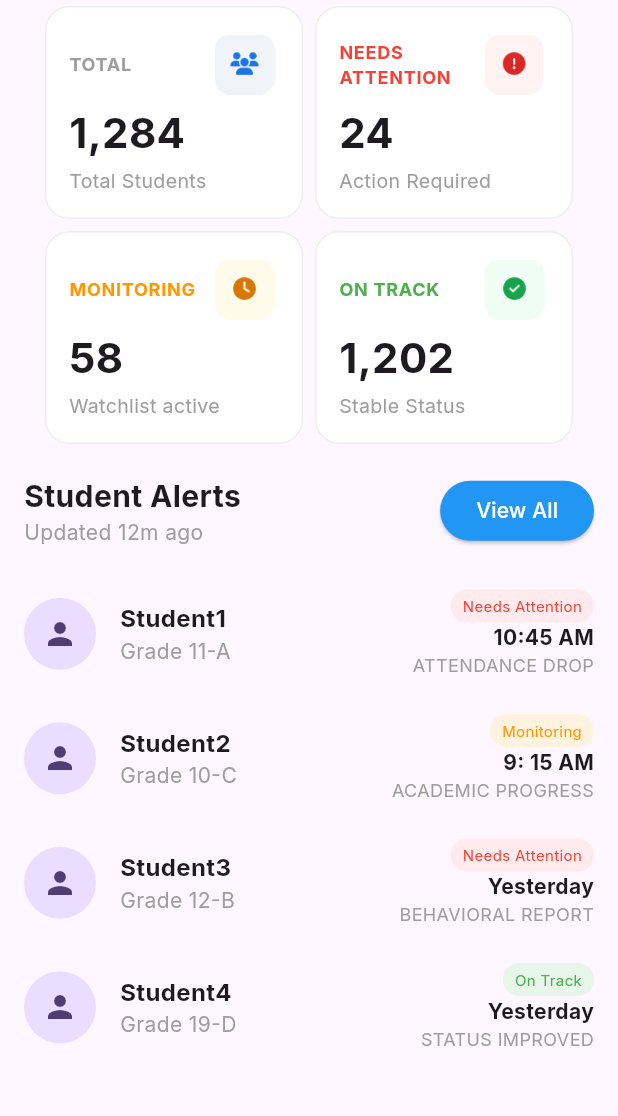
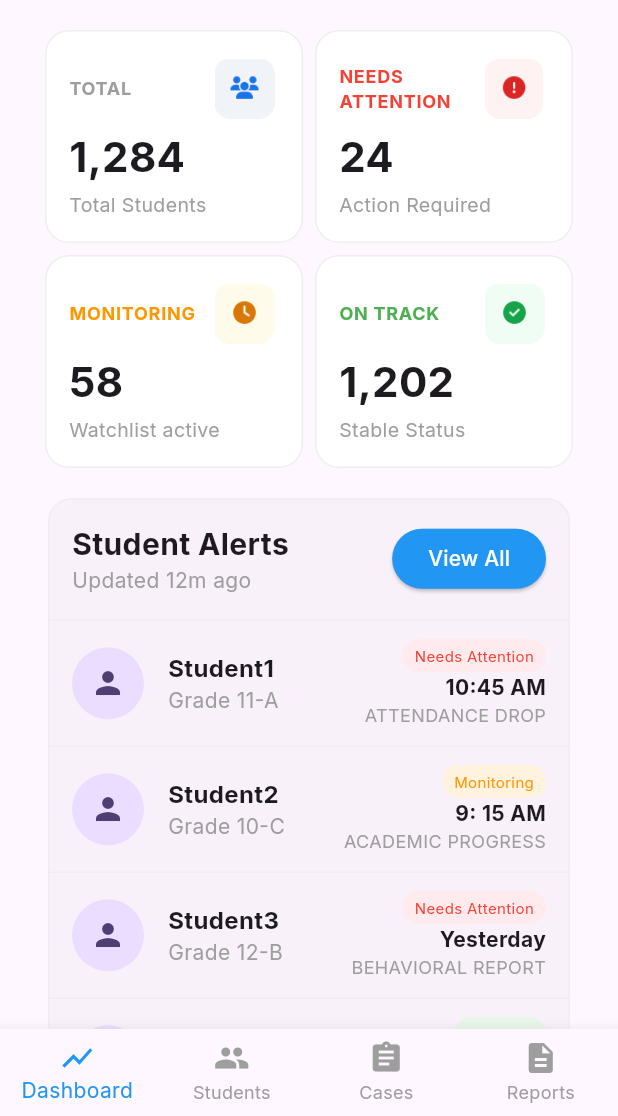
Before and after one commit to julienjamile/visentryx, a Flutter app: the DashboardScreen screen opened directly, on a phone screen of 412 x 824 dp, the part 120-1236 px from its top. Run offline on Flutter 3.47's test engine with Material 3 defaults, Android fonts, the phone set to English and light mode, and no system bars.

Commit message:
Bottom Bar Added Scrollable Body Added Merged Student Alerts as Card

```diff
--- a/lib/dashboard.dart
+++ b/lib/dashboard.dart
@@ -7,7 +7,10 @@ class DashboardScreen extends StatelessWidget {
   Widget build(BuildContext context) {
     return Scaffold(
       appBar: TopBar(),
-      body: Center(
+      body: SafeArea(
+          child: SingleChildScrollView(
+            child: Center(
+              child: Padding(padding: EdgeInsetsGeometry.all(16),
                 child: Column(
                   children: [
                     Row(
@@ -24,18 +27,34 @@ class DashboardScreen extends StatelessWidget {
                         TotalsCardWidget(label: "ON TRACK", labelColor: Colors.green, value: "1,202", bottomlabel: "Stable Status", icon: "assets/images/ontrack_dashboard_icon.png")
                       ],
                     ),
+                    Card(
+                      elevation: 0,
+                      margin: const EdgeInsets.all(16),
+                      shape: RoundedRectangleBorder(
+                        borderRadius: BorderRadius.circular(16),
+                        side: BorderSide(color: Colors.grey.shade200),
+                      ),
+                      child: Column(
+                        children: [
                           StudentAlertsTopWidget(update: "12m"),
-            Column(
-              children: [
+                          Divider(height: 1, color: Colors.grey.shade200),
                           StudentAlertWidget(name: "Student1", section: "Grade 11-A", status: "Needs Attention", time: "10:45 AM", note: "ATTENDANCE DROP"),
+                          Divider(height: 1, color: Colors.grey.shade200),
                           StudentAlertWidget(name: "Student2", section: "Grade 10-C", status: "Monitoring", time: "9: 15 AM", note: "ACADEMIC PROGRESS"),
+                          Divider(height: 1, color: Colors.grey.shade200),
                           StudentAlertWidget(name: "Student3", section: "Grade 12-B", status: "Needs Attention", time: "Yesterday", note: "BEHAVIORAL REPORT"),
+                          Divider(height: 1, color: Colors.grey.shade200),
                           StudentAlertWidget(name: "Student4", section: "Grade 19-D", status: "On Track", time: "Yesterday", note: "STATUS IMPROVED"),
                         ],
+                      ),
                     )
                   ],
                 ),
               ),
+            ),
+          )
+      ),
+      bottomNavigationBar: BottomBar(selectedIndex: 0),
     );
   }
 }
@@ -47,6 +66,7 @@ class TopBar extends StatelessWidget implements PreferredSizeWidget{
   @override
   Widget build(BuildContext context) {
     return AppBar(
+      backgroundColor: Colors.white,
         toolbarHeight: 80,
         leadingWidth: 250,
         leading: Row(
@@ -94,6 +114,53 @@ class TopBar extends StatelessWidget implements PreferredSizeWidget{
 
             ],
           )
+        ],
+    );
+  }
+}
+
+class BottomBar extends StatelessWidget {
+  final int selectedIndex;
+
+  const BottomBar ({
+  required this.selectedIndex,
+  });
+  @override
+  Widget build(BuildContext context) {
+    return BottomNavigationBar(
+      type: BottomNavigationBarType.fixed, // Essential for 4+ items
+      currentIndex: selectedIndex,
+      selectedItemColor: Colors.blue,
+      unselectedItemColor: Colors.grey,
+      onTap: (index) {
+        if (index != selectedIndex) {
+          final List<Widget> pages = [
+            DashboardScreen(),   // Your dashboard widgets
+            StudentsScreen()  // The Students page
+          ];
+          Navigator.pushReplacement(
+            context,
+            MaterialPageRoute(builder: (context) => pages[index]),
+          );
+        }
+      },
+      items: [
+        BottomNavigationBarItem(
+          icon: Icon(Icons.show_chart),
+          label: 'Dashboard',
+        ),
+        BottomNavigationBarItem(
+          icon: Icon(Icons.people),
+          label: 'Students',
+        ),
+        BottomNavigationBarItem(
+          icon: Icon(Icons.assignment),
+          label: 'Cases',
+        ),
+        BottomNavigationBarItem(
+          icon: Icon(Icons.description),
+          label: 'Reports',
+        ),
       ],
     );
   }
--- a/lib/students.dart
+++ b/lib/students.dart
@@ -1,4 +1,5 @@
 import 'package:flutter/material.dart';
+import 'package:visentryx/dashboard.dart';
 
 class StudentsScreen extends StatelessWidget {
   @override
@@ -18,6 +19,7 @@ class StudentsScreen extends StatelessWidget {
           child: Text("Go Back"),
         ),
       ),
+      bottomNavigationBar: BottomBar(selectedIndex: 1),
     );
   }
 }
```
Also changed, not shown: assets/images/cases_bottom_icon.png (added), assets/images/dashboard_bottom_icon.png (added), assets/images/reports_bottom_icon.png (added), assets/images/student_bottom_icon.png (added). Lines whose indentation alone changed are shown as unchanged.
